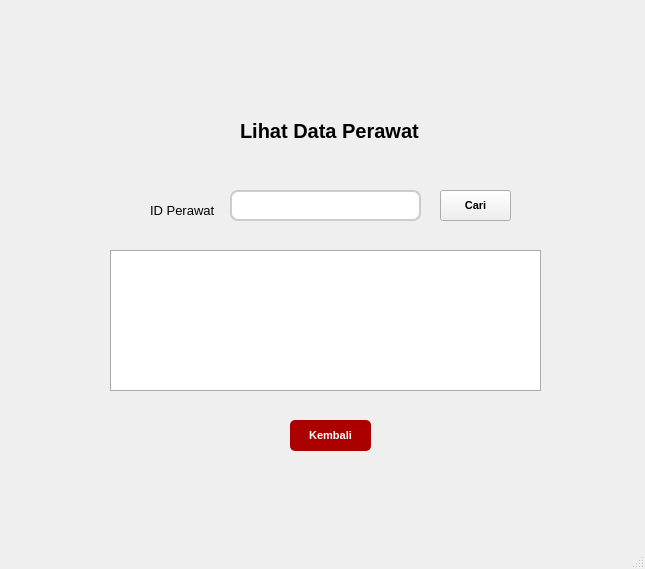
Old version of the form lihat_data_perawat.ui in the repository naylasalsdev-project/SudiKasusUAS.
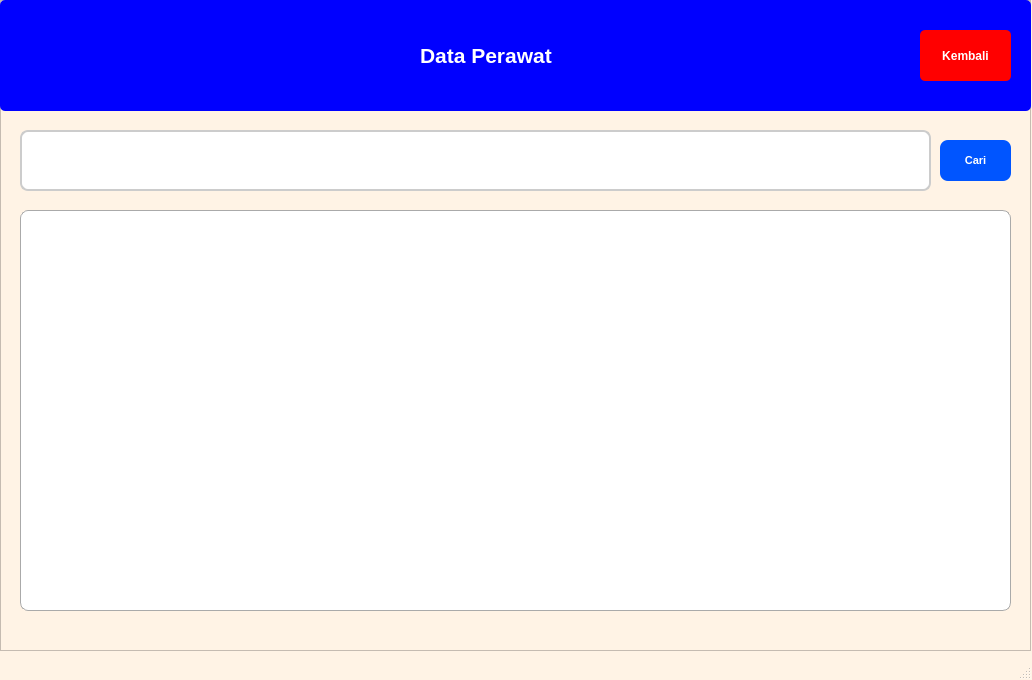
New version of the form.

```diff
--- a/lihat_data_perawat.ui
+++ b/lihat_data_perawat.ui
@@ -6,41 +6,51 @@
    <rect>
     <x>0</x>
     <y>0</y>
-    <width>645</width>
-    <height>569</height>
+    <width>1032</width>
+    <height>680</height>
    </rect>
   </property>
   <property name="windowTitle">
    <string>MainWindow</string>
   </property>
+  <property name="styleSheet">
+   <string notr="true">QMainWindow {
+    background-color: rgb(255, 243, 229);          
+}</string>
+  </property>
   <widget class="QWidget" name="centralwidget">
-   <widget class="QLabel" name="label">
+   <property name="styleSheet">
+    <string notr="true">QWidget {
+    background-color: rgb(255, 243, 229);          
+}</string>
+   </property>
+   <widget class="QFrame" name="frame">
     <property name="geometry">
      <rect>
-      <x>240</x>
-      <y>100</y>
-      <width>251</width>
-      <height>61</height>
+      <x>0</x>
+      <y>0</y>
+      <width>1031</width>
+      <height>651</height>
      </rect>
     </property>
-    <property name="font">
-     <font>
-      <pointsize>15</pointsize>
-      <weight>75</weight>
-      <bold>true</bold>
-     </font>
+    <property name="styleSheet">
+     <string notr="true">QFrame {
+    background-color: rgb(255, 243, 229);          
+}</string>
     </property>
-    <property name="text">
-     <string>Lihat Data Perawat</string>
+    <property name="frameShape">
+     <enum>QFrame::StyledPanel</enum>
     </property>
-   </widget>
-   <widget class="QPushButton" name="pushButton_2">
+    <property name="frameShadow">
+     <enum>QFrame::Raised</enum>
+    </property>
+    <widget class="QPushButton" name="pushButton">
     <property name="geometry">
      <rect>
-      <x>290</x>
-      <y>420</y>
-      <width>81</width>
-      <height>31</height>
+       <x>940</x>
+       <y>140</y>
+       <width>71</width>
+       <height>41</height>
      </rect>
     </property>
     <property name="font">
@@ -52,41 +62,22 @@
     </property>
     <property name="styleSheet">
      <string notr="true">QPushButton {
-    background-color: rgb(170, 0, 0);
-    color: white;
-    border-radius: 5px;   
-    padding: 6px;           
+    background-color: rgb(0, 85, 255);
+	border-radius: 8px;
+	color: white
 }</string>
     </property>
     <property name="text">
-     <string>Kembali</string>
-    </property>
-   </widget>
-   <widget class="QLabel" name="label_2">
-    <property name="geometry">
-     <rect>
-      <x>150</x>
-      <y>200</y>
-      <width>71</width>
-      <height>20</height>
-     </rect>
-    </property>
-    <property name="font">
-     <font>
-      <pointsize>10</pointsize>
-     </font>
-    </property>
-    <property name="text">
-     <string>ID Perawat</string>
+      <string>Cari</string>
     </property>
    </widget>
    <widget class="QLineEdit" name="lineEdit">
     <property name="geometry">
      <rect>
-      <x>230</x>
-      <y>190</y>
-      <width>191</width>
-      <height>31</height>
+       <x>20</x>
+       <y>130</y>
+       <width>911</width>
+       <height>61</height>
      </rect>
     </property>
     <property name="font">
@@ -106,10 +97,10 @@
    <widget class="QTableWidget" name="tableWidget">
     <property name="geometry">
      <rect>
-      <x>110</x>
-      <y>250</y>
-      <width>431</width>
-      <height>141</height>
+       <x>20</x>
+       <y>210</y>
+       <width>991</width>
+       <height>401</height>
      </rect>
     </property>
     <property name="font">
@@ -123,6 +114,7 @@
     border: 1px solid #aaa;
     gridline-color: #777;
     font-size: 14px;
+	border-radius: 8px;
 }
 
 QHeaderView::section {
@@ -146,28 +138,74 @@
      <bool>true</bool>
     </property>
    </widget>
-   <widget class="QPushButton" name="pushButton">
+    <widget class="QWidget" name="widget" native="true">
     <property name="geometry">
      <rect>
-      <x>440</x>
-      <y>190</y>
-      <width>71</width>
-      <height>31</height>
-     </rect>
-    </property>
+       <x>0</x>
+       <y>0</y>
+       <width>1031</width>
+       <height>111</height>
+      </rect>
+     </property>
+     <property name="styleSheet">
+      <string notr="true">QWidget {
+    background-color: rgb(0, 0, 255);
+	border-radius: 5px        
+}</string>
+     </property>
+     <widget class="QLabel" name="label_3">
+      <property name="geometry">
+       <rect>
+        <x>420</x>
+        <y>30</y>
+        <width>191</width>
+        <height>51</height>
+       </rect>
+      </property>
     <property name="font">
      <font>
-      <pointsize>8</pointsize>
+        <pointsize>16</pointsize>
       <weight>75</weight>
       <bold>true</bold>
      </font>
     </property>
     <property name="styleSheet">
-     <string notr="true"/>
+       <string notr="true">QLabel {
+	color : white
+	}</string>
     </property>
     <property name="text">
-     <string>Cari</string>
-    </property>
+       <string>Data Perawat</string>
+      </property>
+     </widget>
+     <widget class="QPushButton" name="pushButton_5">
+      <property name="geometry">
+       <rect>
+        <x>920</x>
+        <y>30</y>
+        <width>91</width>
+        <height>51</height>
+       </rect>
+      </property>
+      <property name="font">
+       <font>
+        <pointsize>9</pointsize>
+        <weight>75</weight>
+        <bold>true</bold>
+       </font>
+      </property>
+      <property name="styleSheet">
+       <string notr="true">QPushButton {
+   background-color: rgb(255, 0, 0);
+   color: white;    
+   border-radius: 5px;   
+   padding: 6px;}</string>
+      </property>
+      <property name="text">
+       <string>Kembali</string>
+      </property>
+     </widget>
+    </widget>
    </widget>
   </widget>
   <widget class="QMenuBar" name="menubar">
```
Left out of the diff: 4 changed lines with no effect on the pictures. Lines whose indentation alone changed are shown as unchanged.
